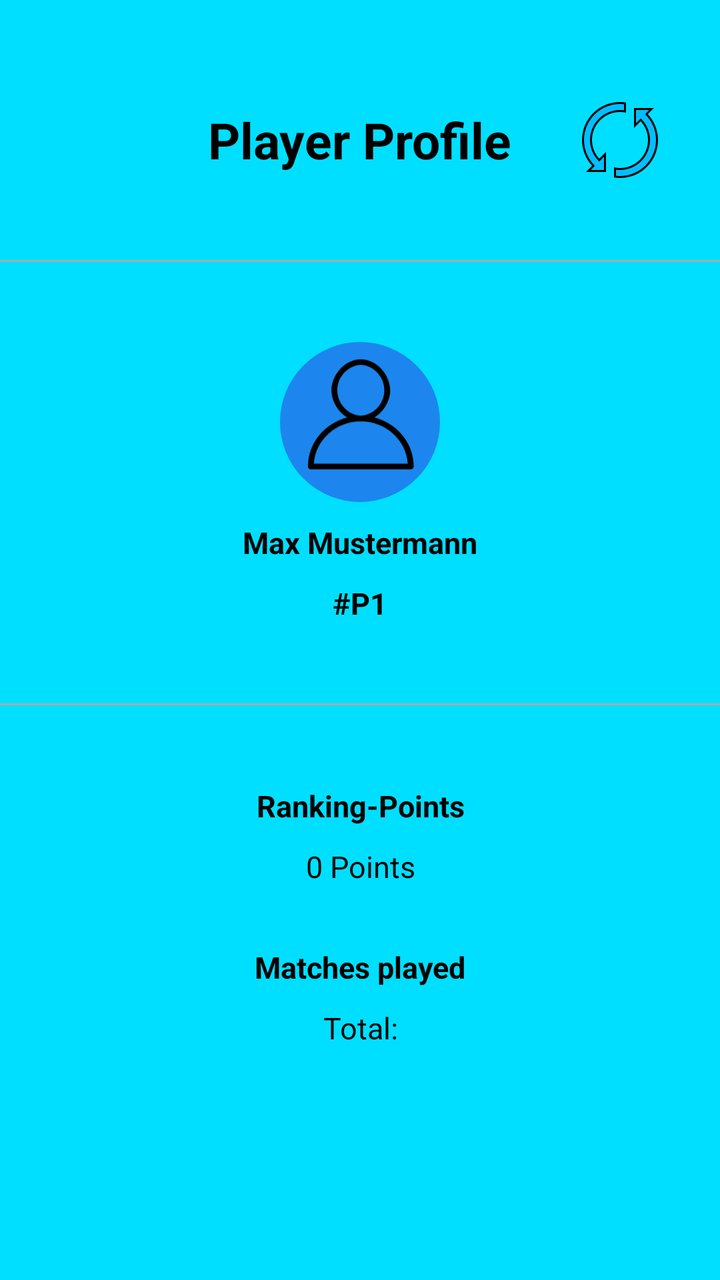
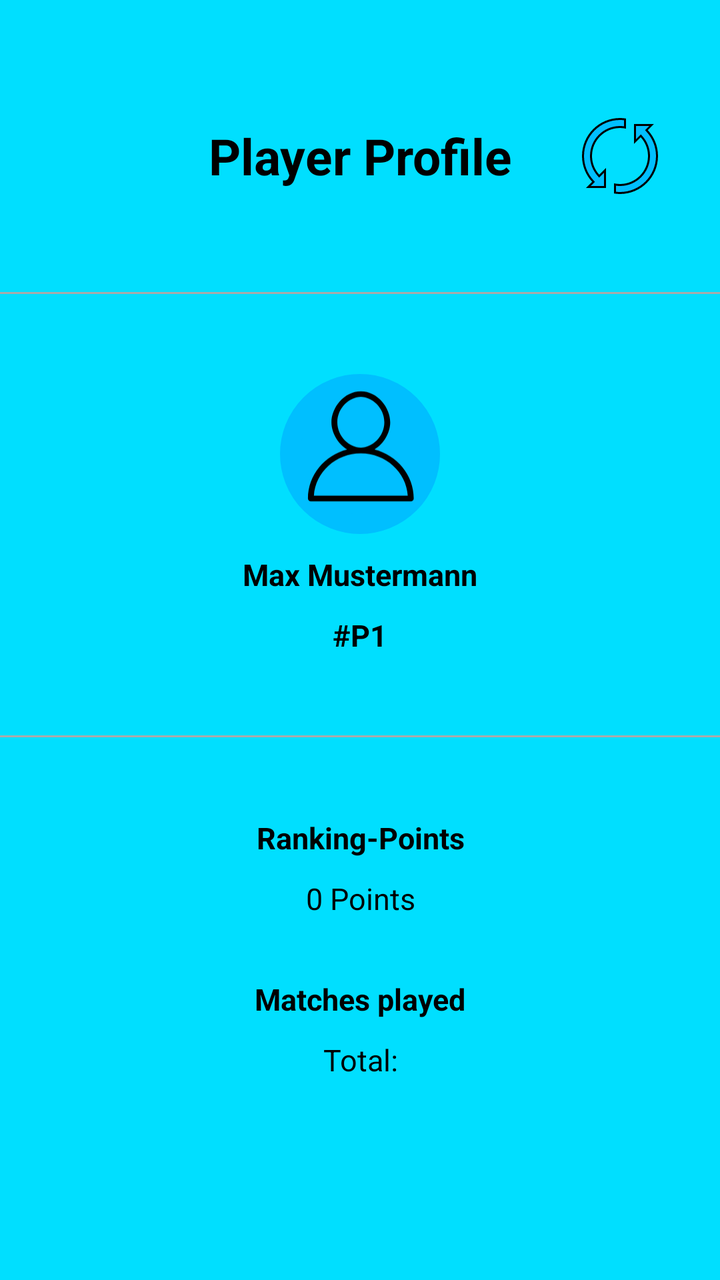

Two renders of the same Android screen: before a commit and after it. Below are the layout's source before the change and the commit's diff.
<!-- AndroidManifest.xml: application theme AppTheme -->
<!-- res/layout/fragment_playerinfo.xml -->
<?xml version="1.0" encoding="utf-8"?>
<ScrollView xmlns:android="http://schemas.android.com/apk/res/android"
    xmlns:tools="http://schemas.android.com/tools"
    android:layout_width="match_parent"
    android:layout_height="match_parent"
    android:background="@color/colorStatsActivity"
    tools:context=".statsFragments.MatchInfoFragment">

    <LinearLayout
        android:layout_width="match_parent"
        android:layout_height="wrap_content"
        android:orientation="vertical"
        android:paddingBottom="40dp">

        <RelativeLayout
            android:layout_width="match_parent"
            android:layout_height="wrap_content"
            android:layout_marginTop="50dp">

            <TextView
                android:id="@+id/matchInfoTitle"
                android:layout_width="wrap_content"
                android:layout_height="wrap_content"
                android:layout_centerInParent="true"
                android:text="Player Profile"
                android:textAlignment="center"
                android:textColor="#000"
                android:textSize="25sp"
                android:textStyle="bold" />

            <ImageView
                android:id="@+id/reloadImage"
                android:layout_width="40dp"
                android:layout_height="40dp"
                android:layout_centerInParent="true"
                android:src="@drawable/reload_icon"
                android:layout_alignParentEnd="true"
                android:layout_marginEnd="30dp"/>

        </RelativeLayout>

        <View
            android:layout_width="match_parent"
            android:layout_height="1dp"
            android:layout_marginTop="40dp"
            android:layout_marginBottom="40dp"
            android:background="@android:color/darker_gray" />

        <LinearLayout
            android:layout_width="wrap_content"
            android:layout_height="wrap_content"
            android:layout_gravity="center"
            android:gravity="center"
            android:orientation="vertical">

            <RelativeLayout
                android:id="@+id/team1player1icon"
                android:layout_width="80dp"
                android:layout_height="80dp"
                android:layout_gravity="center"
                android:background="@drawable/round_corners_shape">

                <ImageView
                    android:layout_width="70dp"
                    android:layout_height="70dp"
                    android:src="@drawable/ic_default_profile_24"
                    android:translationX="5dp" />
            </RelativeLayout>

            <TextView
                android:id="@+id/playerName"
                android:layout_width="wrap_content"
                android:layout_height="wrap_content"
                android:layout_gravity="center"
                android:layout_marginTop="10dp"
                android:text="Max Mustermann"
                android:textColor="#000"
                android:textSize="15sp"
                android:textStyle="bold" />

            <TextView
                android:id="@+id/playerID"
                android:layout_width="wrap_content"
                android:layout_height="wrap_content"
                android:layout_gravity="center"
                android:layout_marginTop="10dp"
                android:text="#P1"
                android:textColor="#000"
                android:textSize="15sp"
                android:textStyle="bold" />

        </LinearLayout>

        <View
            android:layout_width="match_parent"
            android:layout_height="1dp"
            android:layout_marginTop="40dp"
            android:layout_marginBottom="40dp"
            android:background="@android:color/darker_gray" />

        <TextView
            android:layout_width="match_parent"
            android:layout_height="wrap_content"
            android:text="Ranking-Points"
            android:textAlignment="center"
            android:textColor="#000"
            android:textSize="15sp"
            android:textStyle="bold" />

        <TextView
            android:id="@+id/rankingPoints"
            android:layout_width="match_parent"
            android:layout_height="wrap_content"
            android:layout_marginTop="10dp"
            android:text="0 Points"
            android:textAlignment="center"
            android:textColor="#000"
            android:textSize="15sp" />

        <TextView
            android:layout_width="match_parent"
            android:layout_height="wrap_content"
            android:layout_marginTop="30dp"
            android:text="Matches played"
            android:textAlignment="center"
            android:textColor="#000"
            android:textSize="15sp"
            android:textStyle="bold" />

        <TextView
            android:id="@+id/matchesPlayed"
            android:layout_width="match_parent"
            android:layout_height="wrap_content"
            android:layout_marginTop="10dp"
            android:text="Total:"
            android:textAlignment="center"
            android:textColor="#000"
            android:textSize="15sp" />

        <TextView
            android:layout_width="match_parent"
            android:layout_height="wrap_content"
            android:layout_marginTop="30dp"
            android:text="Team Number"
            android:textAlignment="center"
            android:textColor="#000"
            android:textSize="15sp"
            android:textStyle="bold"
            android:visibility="gone" />

        <TextView
            android:id="@+id/teamNumber"
            android:layout_width="match_parent"
            android:layout_height="wrap_content"
            android:layout_marginTop="10dp"
            android:text="Currently not in a team"
            android:textAlignment="center"
            android:textColor="#000"
            android:textSize="15sp"
            android:visibility="gone" />

        <TextView
            android:layout_width="match_parent"
            android:layout_height="wrap_content"
            android:layout_marginTop="30dp"
            android:text="Main hand"
            android:textAlignment="center"
            android:textColor="#000"
            android:textSize="15sp"
            android:textStyle="bold"
            android:visibility="gone" />

        <TextView
            android:id="@+id/mainHand"
            android:layout_width="match_parent"
            android:layout_height="wrap_content"
            android:layout_marginTop="10dp"
            android:text="Unknown"
            android:textAlignment="center"
            android:textColor="#000"
            android:textSize="15sp"
            android:visibility="gone" />
    </LinearLayout>
</ScrollView>
<!-- resources referenced by this layout -->
<resources>
  <color name="colorStatsActivity">#00DFFF</color>
  <!-- drawable ic_default_profile_24 (drawable) -->
  <vector android:height="24dp" android:tint="#000000"
      android:viewportHeight="20" android:viewportWidth="20"
      android:width="25dp" xmlns:android="http://schemas.android.com/apk/res/android">
  
      <path android:fillColor="@android:color/white" android:pathData="M12.075,10.812c1.358-0.853,2.242-2.507,2.242-4.037c0-2.181-1.795-4.618-4.198-4.618S5.921,4.594,5.921,6.775c0,1.53,0.884,3.185,2.242,4.037c-3.222,0.865-5.6,3.807-5.6,7.298c0,0.23,0.189,0.42,0.42,0.42h14.273c0.23,0,0.42-0.189,0.42-0.42C17.676,14.619,15.297,11.677,12.075,10.812 M6.761,6.775c0-2.162,1.773-3.778,3.358-3.778s3.359,1.616,3.359,3.778c0,2.162-1.774,3.778-3.359,3.778S6.761,8.937,6.761,6.775 M3.415,17.69c0.218-3.51,3.142-6.297,6.704-6.297c3.562,0,6.486,2.787,6.705,6.297H3.415z"/>
  </vector>
  <!-- drawable reload_icon (drawable) -->
  <vector xmlns:android="http://schemas.android.com/apk/res/android"
      android:width="200dp"
      android:height="200dp"
      android:viewportWidth="40"
      android:viewportHeight="40">
      <path android:fillColor="#00BFFF" android:pathData="M4.207,35.5l2.573-2.574l-0.328-0.353C3.259,29.143,1.5,24.677,1.5,20C1.5,9.799,9.799,1.5,20,1.5 c0.776,0,1.598,0.062,2.5,0.19v4.032C21.661,5.575,20.823,5.5,20,5.5C12.005,5.5,5.5,12.005,5.5,20 c0,3.578,1.337,7.023,3.765,9.701l0.353,0.389l2.883-2.883V35.5H4.207z"/>
      <path android:fillColor="#000000" android:pathData="M20,2c0.627,0,1.287,0.042,2,0.129v3.009C21.33,5.046,20.661,5,20,5C11.729,5,5,11.729,5,20 c0,3.702,1.383,7.267,3.894,10.037l0.705,0.778l0.743-0.743L12,28.414V35H5.414l1.379-1.379l0.682-0.682l-0.657-0.706 C3.711,28.895,2,24.551,2,20C2,10.075,10.075,2,20,2 M20,1C9.507,1,1,9.507,1,20c0,4.994,1.934,9.527,5.086,12.914L3,36h10V26 l-3.365,3.365C7.387,26.885,6,23.612,6,20c0-7.732,6.268-14,14-14c1.031,0,2.033,0.119,3,0.33V1.259C22.02,1.104,21.023,1,20,1 L20,1z"/>
      <path android:fillColor="#00BFFF" android:pathData="M20,38.5c-0.776,0-1.598-0.062-2.5-0.19v-4.032c0.839,0.147,1.677,0.222,2.5,0.222 c7.995,0,14.5-6.505,14.5-14.5c0-3.583-1.336-7.03-3.761-9.706l-0.353-0.389L27.5,12.793V4.5h8.293l-2.581,2.582l0.328,0.354 C36.738,10.872,38.5,15.334,38.5,20C38.5,30.201,30.201,38.5,20,38.5z"/>
      <path android:fillColor="#000000" android:pathData="M34.586,5l-1.387,1.387l-0.682,0.682l0.657,0.706C36.286,11.119,38,15.461,38,20 c0,9.925-8.075,18-18,18c-0.627,0-1.287-0.042-2-0.129v-3.009C18.67,34.954,19.339,35,20,35c8.271,0,15-6.729,15-15 c0-3.708-1.381-7.274-3.89-10.041l-0.705-0.778l-0.743,0.743L28,11.586V5H34.586 M37,4H27v10l3.369-3.369 C32.618,13.111,34,16.388,34,20c0,7.732-6.268,14-14,14c-1.031,0-2.033-0.119-3-0.33v5.071C17.98,38.896,18.977,39,20,39 c10.493,0,19-8.507,19-19c0-4.993-1.942-9.519-5.094-12.906L37,4L37,4z"/>
      </vector>
  <!-- drawable round_corners_shape (drawable) -->
  <?xml version="1.0" encoding="utf-8"?>
  <shape xmlns:android="http://schemas.android.com/apk/res/android">
      <corners android:radius="300dp" />
      <solid android:color="#1C86EE"/>
      <stroke android:color="#1C86EE" android:width="10dp"/>
  </shape>
  <style name="AppTheme" parent="Theme.AppCompat.Light.NoActionBar">
          
          <item name="colorPrimary">@color/colorPrimary</item>
          <item name="colorPrimaryDark">@color/colorPrimaryDark</item>
          <item name="colorAccent">@color/colorAccent</item>
      </style>
  <color name="colorPrimary">#6200EE</color>
  <color name="colorPrimaryDark">#00BFFF</color>
  <color name="colorAccent">#03DAC5</color>
</resources>

<!-- the commit's change to res/layout/fragment_playerinfo.xml (unified diff, before → after) -->
@@ -1,6 +1,7 @@
 <?xml version="1.0" encoding="utf-8"?>
 <ScrollView xmlns:android="http://schemas.android.com/apk/res/android"
     xmlns:tools="http://schemas.android.com/tools"
+    xmlns:app="http://schemas.android.com/apk/res-auto"
     android:layout_width="match_parent"
     android:layout_height="match_parent"
     android:background="@color/colorStatsActivity"
@@ -12,16 +13,18 @@
         android:orientation="vertical"
         android:paddingBottom="40dp">
 
-        <RelativeLayout
+        <androidx.appcompat.widget.Toolbar
+            android:id="@+id/toolbar"
             android:layout_width="match_parent"
             android:layout_height="wrap_content"
-            android:layout_marginTop="50dp">
+            android:layout_marginTop="50dp"
+            app:contentInsetStartWithNavigation="0dp">
 
             <TextView
                 android:id="@+id/matchInfoTitle"
                 android:layout_width="wrap_content"
                 android:layout_height="wrap_content"
-                android:layout_centerInParent="true"
+                android:layout_gravity="center"
                 android:text="Player Profile"
                 android:textAlignment="center"
                 android:textColor="#000"
@@ -34,10 +37,10 @@
                 android:layout_height="40dp"
                 android:layout_centerInParent="true"
                 android:src="@drawable/reload_icon"
-                android:layout_alignParentEnd="true"
+                android:layout_gravity="end"
                 android:layout_marginEnd="30dp"/>
 
-        </RelativeLayout>
+        </androidx.appcompat.widget.Toolbar>
 
         <View
             android:layout_width="match_parent"
<!-- resource entries referenced after the edit -->
@@ -23,8 +23,8 @@
   <?xml version="1.0" encoding="utf-8"?>
   <shape xmlns:android="http://schemas.android.com/apk/res/android">
       <corners android:radius="300dp" />
-      <solid android:color="#1C86EE"/>
-      <stroke android:color="#1C86EE" android:width="10dp"/>
+      <solid android:color="@color/colorPrimaryDark"/>
+      <stroke android:color="@color/colorPrimaryDark" android:width="10dp"/>
   </shape>
   <style name="AppTheme" parent="Theme.AppCompat.Light.NoActionBar">
           
